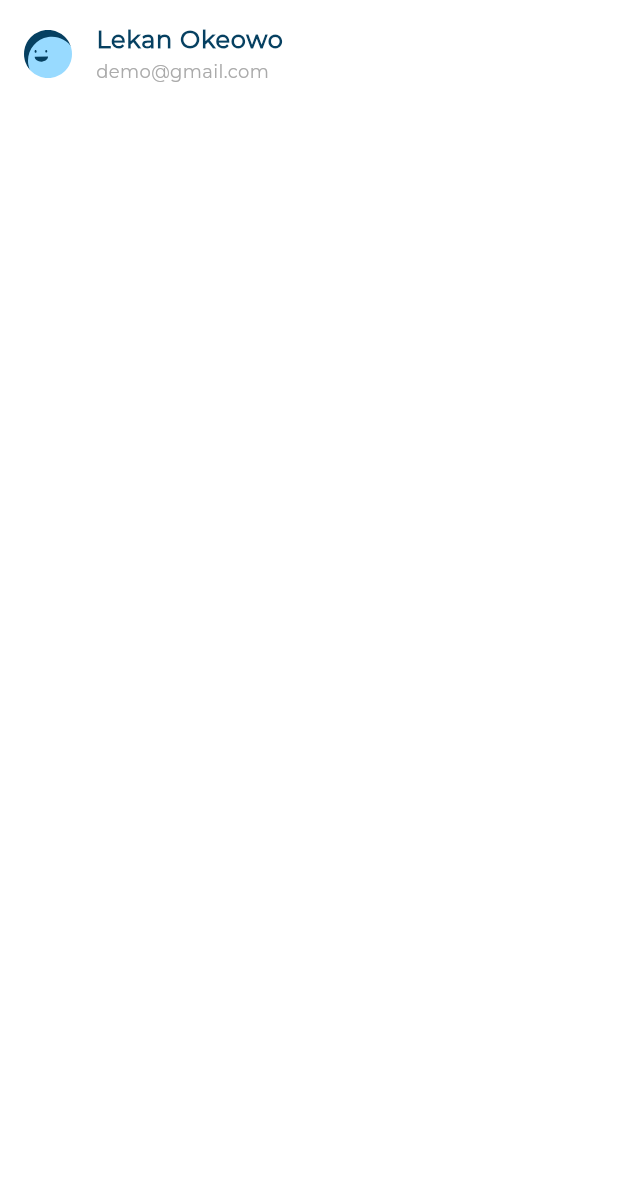
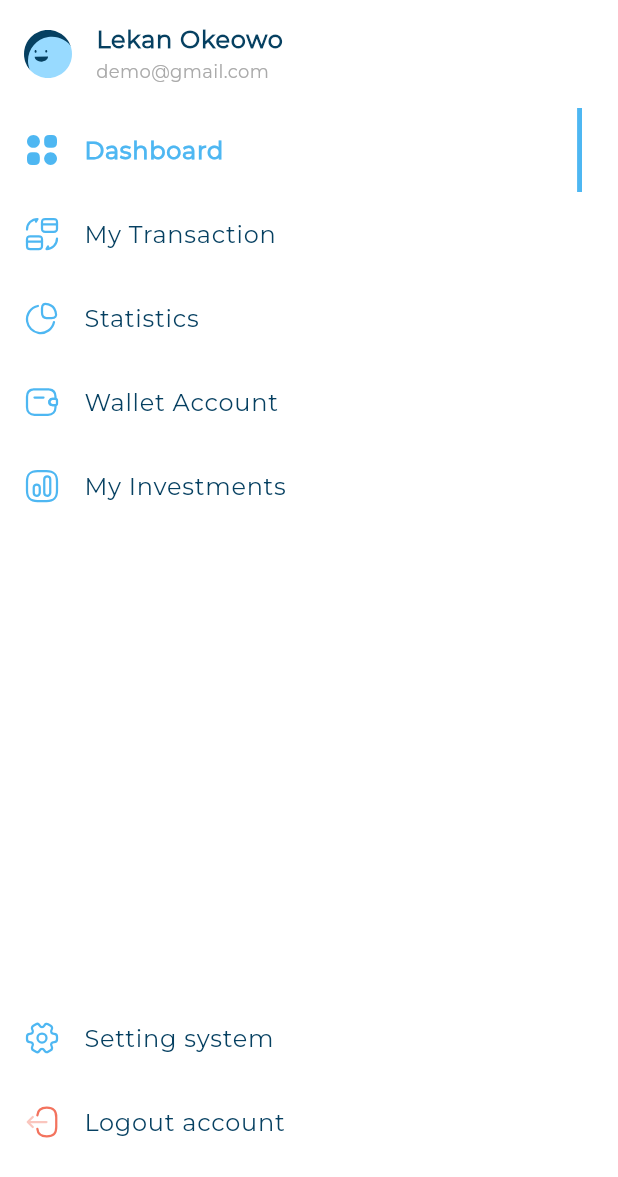
Before and after one commit to Mohamed-Hazem-Shawqy/Responsive-Dash-Board, a Flutter app: the DesktopLayout screen opened directly, on a phone screen of 412 x 824 dp. Shown: the top 1177 px of the screen. Run offline on Flutter 3.47's test engine with Material 3 defaults, Android fonts, the phone set to English and light mode, and no system bars; our stand-ins replace flutter_svg.

Commit message:
finish customDrawe

```diff
--- /dev/null
+++ b/lib/feature/manager/provider.dart
@@ -0,0 +1,15 @@
+import 'package:flutter/material.dart';
+
+class ActiveAndInactiveItemDrawer with ChangeNotifier {
+  int activeIndex = 0;
+
+  void isActive(int index){
+   activeIndex = index;
+   notifyListeners();
+  }
+  void triggerBounce(AnimationController animationController) {
+    animationController.forward().then((_) {
+      animationController.reverse();
+    });
+  }
+}
--- /dev/null
+++ b/lib/feature/model/drawer_item_model.dart
@@ -0,0 +1,7 @@
+class DrawerItemModel {
+  final String image;
+  final String title;
+
+
+  const DrawerItemModel({required this.image, required this.title});
+}
--- a/lib/feature/views/dash_board_view.dart
+++ b/lib/feature/views/dash_board_view.dart
@@ -7,6 +7,10 @@ class DashBoardView extends StatelessWidget {
 
   @override
   Widget build(BuildContext context) {
-    return AdaptiveLayout(mobileLayout: (context)=>SizedBox(), tabletLayout: (context)=>SizedBox(), desktopLayout: (context)=>DesktopLayout());
+    return AdaptiveLayout(
+      mobileLayout: (context) => SizedBox(),
+      tabletLayout: (context) => SizedBox(),
+      desktopLayout: (context) => DesktopLayout(),
+    );
   }
 }
--- /dev/null
+++ b/lib/feature/widgets/active_drawer_icon.dart
@@ -0,0 +1,20 @@
+import 'package:flutter/material.dart';
+import 'package:flutter_svg/svg.dart';
+import 'package:responsive_dash_board/core/utils/font_style.dart';
+import 'package:responsive_dash_board/feature/model/drawer_item_model.dart';
+
+class ActiveDrawerItem extends StatelessWidget {
+  const ActiveDrawerItem({super.key, required this.drawerItemModel});
+
+  final DrawerItemModel drawerItemModel;
+
+  @override
+  Widget build(BuildContext context) {
+    return ListTile(
+      title: Text(drawerItemModel.title, style: AppStyle.styleBold16),
+
+      leading: SvgPicture.asset(drawerItemModel.image),
+      trailing: Container(width: 3.27, color: Color(0xff4EB7F2)),
+    );
+  }
+}
--- a/lib/feature/widgets/custom_drawer.dart
+++ b/lib/feature/widgets/custom_drawer.dart
@@ -1,22 +1,37 @@
 import 'package:flutter/material.dart';
+import 'package:provider/provider.dart';
 import 'package:responsive_dash_board/core/utils/images_generate.dart';
+import 'package:responsive_dash_board/feature/manager/provider.dart';
+import 'package:responsive_dash_board/feature/widgets/drawer_list_view.dart';
 import 'package:responsive_dash_board/feature/widgets/info_list_tile.dart';
+import 'package:responsive_dash_board/feature/widgets/setting_logout.dart';
 
 class CustomDrawer extends StatelessWidget {
   const CustomDrawer({super.key});
 
   @override
   Widget build(BuildContext context) {
-    return Container(
+    return ChangeNotifierProvider(
+      create: (context) => ActiveAndInactiveItemDrawer(),
+      child: Container(
         color: Colors.white,
-      child: Column(
-        children: [
-          InfoListTile(
+        child: CustomScrollView(
+          slivers: [
+            SliverToBoxAdapter(
+              child: InfoListTile(
                 image: Assets.imagesAvatar3,
                 title: 'Lekan Okeowo',
                 subtitle: 'demo@gmail.com',
               ),
+            ),
+            DrawerListView(),
+
+            SliverFillRemaining(
+              hasScrollBody: false,
+              child: SeetingAndLogout(),
+            ),
           ],
+        ),
       ),
     );
   }
--- /dev/null
+++ b/lib/feature/widgets/drawer_item.dart
@@ -0,0 +1,24 @@
+import 'dart:developer';
+
+import 'package:flutter/material.dart';
+import 'package:responsive_dash_board/feature/model/drawer_item_model.dart';
+import 'package:responsive_dash_board/feature/widgets/active_drawer_icon.dart';
+import 'package:responsive_dash_board/feature/widgets/inactive_drawe_item.dart';
+
+class DrawerItem extends StatelessWidget {
+  const DrawerItem({
+    super.key,
+    required this.drawerItemModel,
+    required this.isselect,
+  });
+  final DrawerItemModel drawerItemModel;
+  final bool isselect;
+
+  @override
+  Widget build(BuildContext context) {
+    log('rebuild DrawerItem');
+    return isselect
+        ? ActiveDrawerItem(drawerItemModel: drawerItemModel)
+        : InActiveDrawerItem(drawerItemModel: drawerItemModel);
+  }
+}
--- /dev/null
+++ b/lib/feature/widgets/inactive_drawe_item.dart
@@ -0,0 +1,18 @@
+import 'package:flutter/material.dart';
+import 'package:flutter_svg/svg.dart';
+import 'package:responsive_dash_board/core/utils/font_style.dart';
+import 'package:responsive_dash_board/feature/model/drawer_item_model.dart';
+class InActiveDrawerItem extends StatelessWidget {
+  const InActiveDrawerItem({super.key, required this.drawerItemModel});
+
+  final DrawerItemModel drawerItemModel;
+
+  @override
+  Widget build(BuildContext context) {
+    return ListTile(
+      title: Text(drawerItemModel.title, style: AppStyle.styleMedium16),
+
+      leading: SvgPicture.asset(drawerItemModel.image),
+    );
+  }
+}
--- /dev/null
+++ b/lib/feature/widgets/setting_logout.dart
@@ -0,0 +1,103 @@
+import 'package:flutter/material.dart';
+import 'package:provider/provider.dart';
+import 'package:responsive_dash_board/core/utils/images_generate.dart';
+import 'package:responsive_dash_board/feature/manager/provider.dart';
+import 'package:responsive_dash_board/feature/model/drawer_item_model.dart';
+import 'package:responsive_dash_board/feature/widgets/drawer_item.dart';
+
+class SeetingAndLogout extends StatefulWidget {
+  const SeetingAndLogout({super.key});
+
+  @override
+  State<SeetingAndLogout> createState() => _SeetingAndLogoutState();
+}
+
+class _SeetingAndLogoutState extends State<SeetingAndLogout>
+    with SingleTickerProviderStateMixin {
+  late AnimationController animationController;
+  late Animation<double> animation;
+  @override
+  void initState() {
+    animationController = AnimationController(
+      vsync: this,
+      duration: Duration(milliseconds: 300),
+    );
+    animation = Tween(begin: 0.0, end: -5.0).animate(
+      CurvedAnimation(parent: animationController, curve: Curves.easeInOut),
+    );
+    super.initState();
+  }
+
+  @override
+  void dispose() {
+    animationController.dispose();
+    super.dispose();
+  }
+
+  @override
+  Widget build(BuildContext context) {
+    return Column(
+      children: [
+        Expanded(child: SizedBox()),
+        GestureDetector(
+          onTap: () {
+            context.read<ActiveAndInactiveItemDrawer>().isActive(5);
+            context.read<ActiveAndInactiveItemDrawer>().triggerBounce(
+              animationController,
+            );
+          },
+          child: Selector<ActiveAndInactiveItemDrawer, bool>(
+            selector: (context, value) => value.activeIndex == 5,
+            builder: (BuildContext context, bool isActive, Widget? child) =>
+                AnimatedBuilder(
+                  animation: animation,
+                  child: DrawerItem(
+                    drawerItemModel: DrawerItemModel(
+                      image: Assets.imagesSetting,
+                      title: 'Setting system',
+                    ),
+                    isselect: isActive,
+                  ),
+                  builder: (context, child) {
+                    return Transform.translate(
+                      offset: Offset(0, isActive ? animation.value : 0),
+                      child: child,
+                    );
+                  },
+                ),
+          ),
+        ),
+        GestureDetector(
+          onTap: () {
+            context.read<ActiveAndInactiveItemDrawer>().isActive(6);
+            context.read<ActiveAndInactiveItemDrawer>().triggerBounce(
+              animationController,
+            );
+          },
+          child: Selector<ActiveAndInactiveItemDrawer, bool>(
+            selector: (context, value) => value.activeIndex == 6,
+            builder: (context, isActive, child) => AnimatedBuilder(
+              animation: animation,
+              child: DrawerItem(
+                drawerItemModel: DrawerItemModel(
+                  image: Assets.imagesLogout,
+                  title: 'Logout account',
+                ),
+                isselect: isActive,
+              ),
+              builder: (context, child) {
+                return Transform.translate(
+                  offset: Offset(0, isActive ? animation.value : 0),
+                  child: child,
+                );
+              },
+            ),
+
+            //
+          ),
+        ),
+        SizedBox(height: 48),
+      ],
+    );
+  }
+}
--- a/lib/main.dart
+++ b/lib/main.dart
@@ -1,5 +1,5 @@
 import 'package:flutter/material.dart';
-import 'package:responsive_dash_board/feature/widgets/desktop_layout.dart';
+import 'package:responsive_dash_board/feature/views/dash_board_view.dart';
 
 void main() {
   runApp(const MyApp());
@@ -10,6 +10,6 @@ class MyApp extends StatelessWidget {
 
   @override
   Widget build(BuildContext context) {
-    return MaterialApp(home: const DesktopLayout());
+    return MaterialApp(home: const DashBoardView());
   }
 }
--- a/pubspec.yaml
+++ b/pubspec.yaml
@@ -32,6 +32,7 @@ dependencies:
   flutter:
     sdk: flutter
   flutter_svg: ^2.2.1
+  provider: ^6.1.5+1
 
 dev_dependencies:
 
```
Also changed, not shown: lib/feature/widgets/drawer_list_view.dart (added, +88 -0 lines), pubspec.lock. Lines whose indentation alone changed are shown as unchanged.
